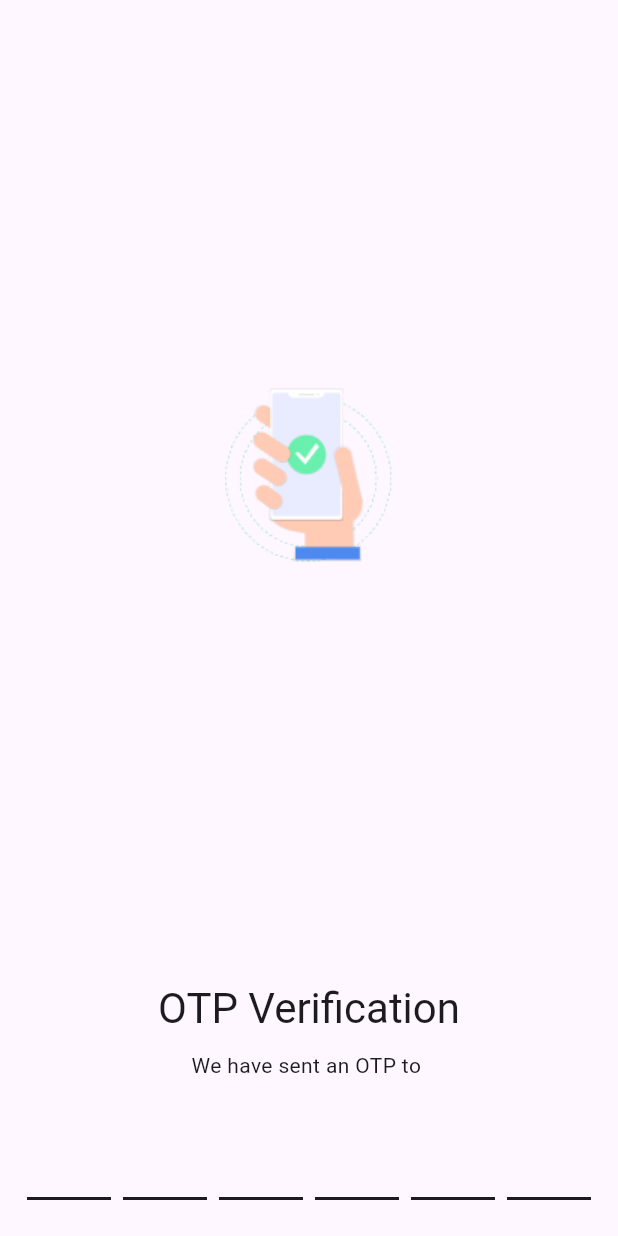
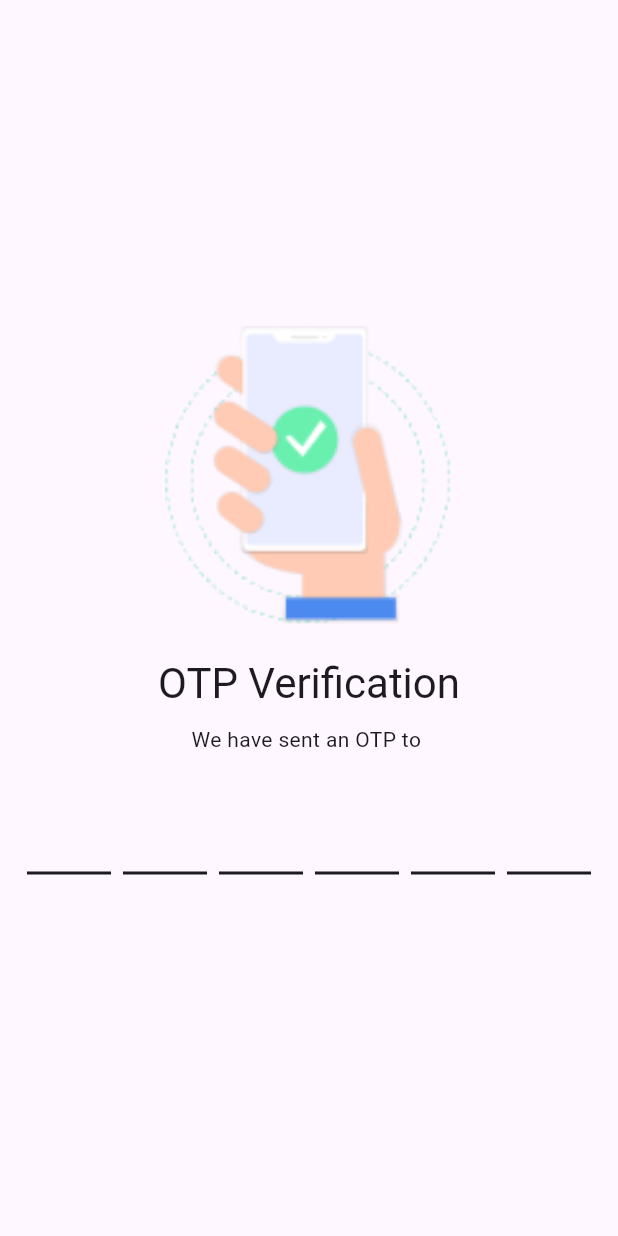
Before and after one commit to Ibrahim-404/Chatter, a Flutter app: the OtpScreen screen opened directly with empty values, on a phone screen of 412 x 824 dp. Run offline on Flutter 3.47's test engine with Material 3 defaults, Android fonts, the phone set to English and light mode, and no system bars; drawn by our look-alikes of pinput; our stand-ins replace bloc, country_code_picker, dartz, equatable, firebase_auth, firebase_core and 5 more; missing offline and left inert: phone_numbers_parser; accounts and stored records are empty; generated files the repository leaves out were written again.

Commit message:
Integrates Bloc for OTP input and refactors UI
Adopts Bloc pattern for OTP input handling to improve state management and scalability.
Refactors the OTP image into a separate widget for better code organization and layout flexibility.
Formats route and argument passing for readability.
These changes enhance maintainability and prepare the OTP flow for future logic extensions.

```diff
--- a/lib/core/routes/routes_setting.dart
+++ b/lib/core/routes/routes_setting.dart
@@ -27,8 +27,8 @@ class RoutesSettings {
         );
 
       case RoutesNames.signIn:
-      final phoneNumber = settings.arguments as String;
-        return createAnimatedRoute( OtpScreen(phoneNumber: phoneNumber,));
+        final phoneNumber = settings.arguments as String;
+        return createAnimatedRoute(OtpScreen(phoneNumber: phoneNumber));
       case RoutesNames.home:
       // return MaterialPageRoute(builder: (_) => HomeScreen());
       default:
--- a/lib/feature/Authentication/presentation/pages/otp_screen.dart
+++ b/lib/feature/Authentication/presentation/pages/otp_screen.dart
@@ -1,7 +1,10 @@
 import 'package:chatter/core/constants/assets.dart';
 import 'package:chatter/core/widget/custom_notification_widget.dart';
+import 'package:chatter/feature/Authentication/presentation/manager/auht_bloc/bloc/send_varify_bloc.dart';
 import 'package:chatter/feature/Authentication/presentation/pages/widget/OtpInputField.dart';
+import 'package:chatter/feature/injection_container.dart';
 import 'package:flutter/material.dart';
+import 'package:flutter_bloc/flutter_bloc.dart';
 
 class OtpScreen extends StatefulWidget {
   String phoneNumber;
@@ -18,9 +21,7 @@ class _OtpScreenState extends State<OtpScreen> {
       body: Column(
         mainAxisAlignment: MainAxisAlignment.center,
         children: [
-          Expanded(
-            flex: 2,
-            child: Center(child: Image.asset(Assets.assetsImagesOtp, fit: BoxFit.contain,))),
+          OtpImage(),
           const SizedBox(height: 20),
           Text(
             "OTP Verification",
@@ -29,9 +30,31 @@ class _OtpScreenState extends State<OtpScreen> {
           const SizedBox(height: 10),
           CustomRichTextEnterOtp(phoneNumber: widget.phoneNumber),
           const SizedBox(height: 24),
-          Center(child: OtpTextField()),
+          Center(
+            child: BlocProvider(
+              create: (context) => SendVarifyBloc(authRepo: sl()),
+              child: OtpTextField(),
+            ),
+          ),
           const SizedBox(height: 24),
         ],
+      ),
+    );
+  }
+}
+
+class OtpImage extends StatelessWidget {
+  const OtpImage({super.key});
+
+  @override
+  Widget build(BuildContext context) {
+    return Align(
+      alignment: Alignment.topCenter,
+      child: Image.asset(
+        Assets.assetsImagesOtp,
+        fit: BoxFit.contain,
+        width: 200,
+        height: 200,
       ),
     );
   }
--- a/lib/feature/Authentication/presentation/pages/widget/OtpInputField.dart
+++ b/lib/feature/Authentication/presentation/pages/widget/OtpInputField.dart
@@ -1,4 +1,6 @@
+import 'package:chatter/feature/Authentication/presentation/manager/auht_bloc/bloc/send_varify_bloc.dart';
 import 'package:flutter/material.dart';
+import 'package:flutter_bloc/flutter_bloc.dart';
 import 'package:pinput/pinput.dart';
 
 class OtpTextField extends StatefulWidget {
@@ -32,6 +34,8 @@ class _OtpTextFieldState extends State<OtpTextField> {
       ),
     );
 
+    return BlocBuilder<SendVarifyBloc, SendVarifyState>(
+      builder: (context, state) {
         return Column(
           mainAxisAlignment: MainAxisAlignment.center,
           children: [
@@ -96,6 +100,8 @@ class _OtpTextFieldState extends State<OtpTextField> {
             ),
           ],
         );
+      },
+    );
   }
 
   @override
```
Also changed, not shown: lib/feature/Authentication/presentation/pages/widget/custom_BottomSheet.dart (+6 -1 lines). Lines whose indentation alone changed are shown as unchanged.
